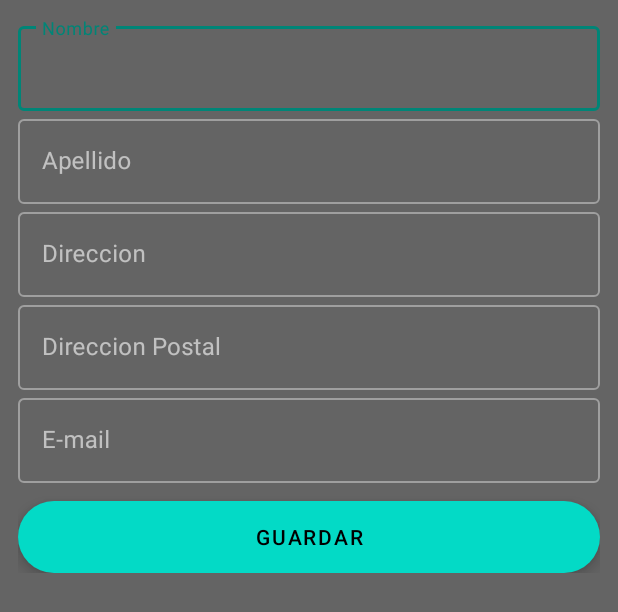
After one commit to jrodriguezva/Mascotas, an Android app: the layout edit_profile_fragment.xml on its own in the app's theme, with its tools: preview values and no code run, on a phone screen of 412 x 824 dp. The commit adds this screen. Shown: the top 612 px of the screen. Run offline under Robolectric (Android 15) with nearby library versions, the phone set to English and light mode, and no system bars.

Commit message:
add editProfileFragment

```diff
--- /dev/null
+++ b/app/src/main/res/layout/edit_profile_fragment.xml
@@ -0,0 +1,106 @@
+<?xml version="1.0" encoding="utf-8"?>
+<LinearLayout xmlns:android="http://schemas.android.com/apk/res/android"
+    xmlns:tools="http://schemas.android.com/tools"
+    xmlns:app="http://schemas.android.com/apk/res-auto"
+    android:orientation="vertical"
+    android:layout_width="match_parent"
+    android:layout_height="match_parent"
+    android:background="@color/gray"
+    tools:context=".ui.activities.EditProfileActivity">
+
+    <LinearLayout
+        android:layout_width="match_parent"
+        android:layout_height="wrap_content"
+        android:orientation="vertical"
+        android:layout_margin="12dp" >
+
+        <com.google.android.material.textfield.TextInputLayout
+            android:id="@+id/nameLayout"
+            style="@style/Widget.MaterialComponents.TextInputLayout.OutlinedBox"
+            android:layout_width="match_parent"
+            android:layout_height="wrap_content"
+            app:layout_constraintEnd_toEndOf="parent"
+            app:layout_constraintStart_toStartOf="parent">
+            <com.google.android.material.textfield.TextInputEditText
+                android:id="@+id/nameEdit"
+                android:layout_width="match_parent"
+                android:layout_height="wrap_content"
+                android:hint="Nombre"
+                android:inputType="text" />
+
+        </com.google.android.material.textfield.TextInputLayout>
+
+        <com.google.android.material.textfield.TextInputLayout
+            android:id="@+id/surnameLayout"
+            style="@style/Widget.MaterialComponents.TextInputLayout.OutlinedBox"
+            android:layout_width="match_parent"
+            android:layout_height="wrap_content"
+            app:layout_constraintEnd_toEndOf="parent"
+            app:layout_constraintStart_toStartOf="parent">
+            <com.google.android.material.textfield.TextInputEditText
+                android:id="@+id/surnameEdit"
+                android:layout_width="match_parent"
+                android:layout_height="wrap_content"
+                android:hint="Apellido"
+                android:inputType="text" />
+
+        </com.google.android.material.textfield.TextInputLayout>
+
+        <com.google.android.material.textfield.TextInputLayout
+            android:id="@+id/addressLayout"
+            style="@style/Widget.MaterialComponents.TextInputLayout.OutlinedBox"
+            android:layout_width="match_parent"
+            android:layout_height="wrap_content"
+            app:layout_constraintEnd_toEndOf="parent"
+            app:layout_constraintStart_toStartOf="parent">
+            <com.google.android.material.textfield.TextInputEditText
+                android:id="@+id/addressEdit"
+                android:layout_width="match_parent"
+                android:layout_height="wrap_content"
+                android:hint="Direccion"
+                android:inputType="text" />
+
+        </com.google.android.material.textfield.TextInputLayout>
+
+        <com.google.android.material.textfield.TextInputLayout
+            android:id="@+id/postalAddressLayout"
+            style="@style/Widget.MaterialComponents.TextInputLayout.OutlinedBox"
+            android:layout_width="match_parent"
+            android:layout_height="wrap_content"
+            app:layout_constraintEnd_toEndOf="parent"
+            app:layout_constraintStart_toStartOf="parent">
+            <com.google.android.material.textfield.TextInputEditText
+                android:id="@+id/postalAddressEdit"
+                android:layout_width="match_parent"
+                android:layout_height="wrap_content"
+                android:hint="Direccion Postal"
+                android:inputType="text" />
+
+        </com.google.android.material.textfield.TextInputLayout>
+
+
+        <com.google.android.material.textfield.TextInputLayout
+            android:id="@+id/emailLayout"
+            style="@style/Widget.MaterialComponents.TextInputLayout.OutlinedBox"
+            android:layout_width="match_parent"
+            android:layout_height="wrap_content"
+            app:layout_constraintEnd_toEndOf="parent"
+            app:layout_constraintStart_toStartOf="parent">
+            <com.google.android.material.textfield.TextInputEditText
+                android:id="@+id/emailEdit"
+                android:layout_width="match_parent"
+                android:layout_height="wrap_content"
+                android:hint="E-mail"
+                android:inputType="text" />
+
+        </com.google.android.material.textfield.TextInputLayout>
+
+        <com.google.android.material.floatingactionbutton.ExtendedFloatingActionButton
+            android:id="@+id/updateUserButton"
+            android:layout_width="match_parent"
+            android:layout_height="wrap_content"
+            android:layout_marginTop="12dp"
+            style="@style/Widget.MaterialComponents.ExtendedFloatingActionButton"
+            android:text="Guardar" />
+    </LinearLayout>
+</LinearLayout>
--- a/app/src/main/res/values/colors.xml
+++ b/app/src/main/res/values/colors.xml
@@ -6,6 +6,7 @@
     <color name="colorAccent">#D81B60</color>
     <color name="white">#FFFFFF</color>
     <color name="black">#000000</color>
+    <color name="gray">#646464</color>
     <color name="blue">#007BDA</color>
 
     <color name="red_100">#F44336</color>
--- a/app/src/main/res/values/styles.xml
+++ b/app/src/main/res/values/styles.xml
@@ -1,7 +1,7 @@
 <resources>
 
     <!-- Base application theme. -->
-    <style name="AppTheme" parent="Theme.AppCompat.Light">
+    <style name="AppTheme" parent="Theme.MaterialComponents">
         <!-- Customize your theme here. -->
         <item name="colorPrimary">@color/colorPrimary</item>
         <item name="colorPrimaryDark">@color/colorPrimaryDark</item>
```
Also changed, not shown: app/src/main/java/es/architectcoders/mascotas/ui/activities/EditProfileActivity.kt (+9 -22 lines), app/src/main/java/es/architectcoders/mascotas/ui/fragments/EditProfileFragment.kt (added, +43 -0 lines), app/src/main/java/es/architectcoders/mascotas/ui/model/EditProfileRepository.kt (added, +8 -0 lines), app/src/main/java/es/architectcoders/mascotas/ui/viewmodel/EditProfileViewModel.kt (added, +147 -0 lines), app/src/main/res/layout/activity_edit_profile.xml (deleted, +0 -105 lines), app/src/main/res/layout/edit_profile_activity.xml (added, +7 -0 lines).
